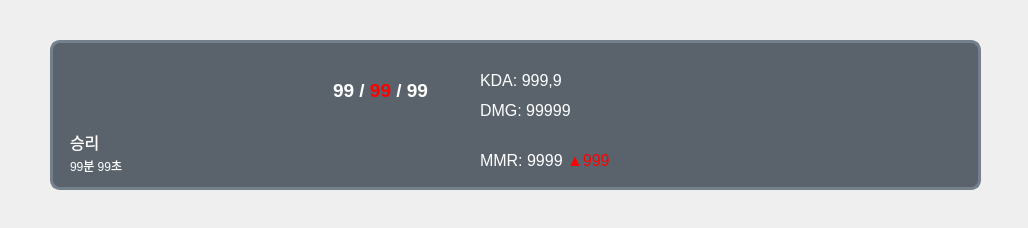
CSID-DGU/2024-1-OSSP2-team-08-GameAssistant, file Data/UI/Record/MatchRecord.ui: the form before one commit.
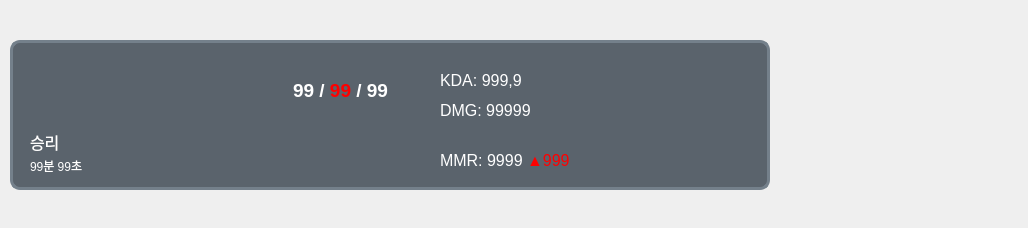
The form after the commit. Icons and pictures are not drawn.

Patch:
```diff
--- a/Data/UI/Record/MatchRecord.ui
+++ b/Data/UI/Record/MatchRecord.ui
@@ -16,9 +16,9 @@
   <widget class="QWidget" name="MatchFrame" native="true">
    <property name="geometry">
     <rect>
-     <x>50</x>
+     <x>10</x>
      <y>40</y>
-     <width>931</width>
+     <width>760</width>
      <height>150</height>
     </rect>
    </property>
@@ -36,7 +36,7 @@
    </property>
    <property name="maximumSize">
     <size>
-     <width>1000</width>
+     <width>760</width>
      <height>150</height>
     </size>
    </property>
```
